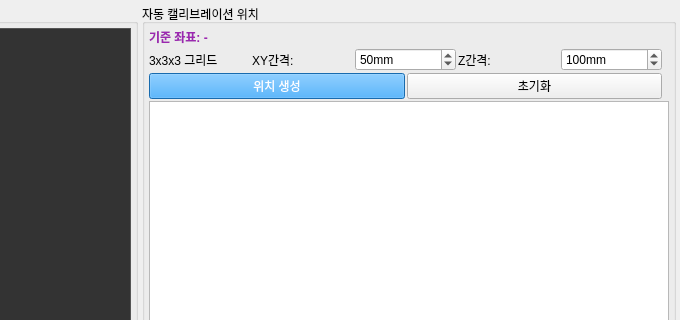
Above: ui/tab_calibration.ui from kuks2309/Charging_Robot_Operation before the change; both pictures show x 520 to 1200 and y 0 to 320 of the 1200 by 900 pixel window. Below: the same form after it.
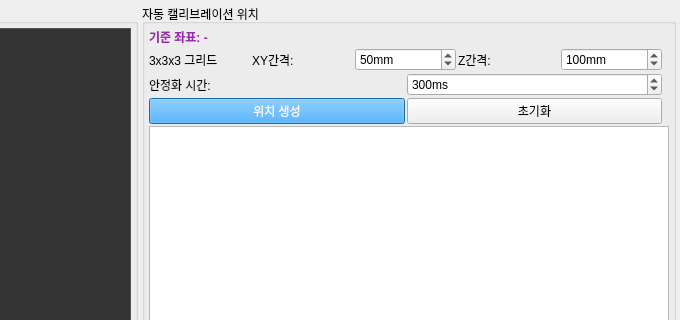
That is the form after the change.

Patch:
```diff
--- a/ui/tab_calibration.ui
+++ b/ui/tab_calibration.ui
@@ -1501,6 +1501,50 @@
         </item>
        </layout>
       </item>
+      <!-- 안정화 시간 설정 -->
+      <item>
+       <layout class="QHBoxLayout" name="horizontalLayoutStabilization">
+        <item>
+         <widget class="QLabel" name="labelStabilizationDelay">
+          <property name="text">
+           <string>안정화 시간:</string>
+          </property>
+          <property name="toolTip">
+           <string>이동 후 캡처 전 대기 시간</string>
+          </property>
+         </widget>
+        </item>
+        <item>
+         <widget class="QSpinBox" name="spinStabilizationDelay">
+          <property name="minimum">
+           <number>0</number>
+          </property>
+          <property name="maximum">
+           <number>2000</number>
+          </property>
+          <property name="singleStep">
+           <number>50</number>
+          </property>
+          <property name="value">
+           <number>300</number>
+          </property>
+          <property name="suffix">
+           <string>ms</string>
+          </property>
+          <property name="toolTip">
+           <string>로봇 이동 후 카메라 캡처 전 안정화 대기 시간</string>
+          </property>
+         </widget>
+        </item>
+        <item>
+         <spacer name="horizontalSpacerStabilization">
+          <property name="orientation">
+           <enum>Qt::Horizontal</enum>
+          </property>
+         </spacer>
+        </item>
+       </layout>
+      </item>
       <!-- 위치 생성 버튼 -->
       <item>
        <layout class="QHBoxLayout" name="horizontalLayoutPosGenButtons">
```
